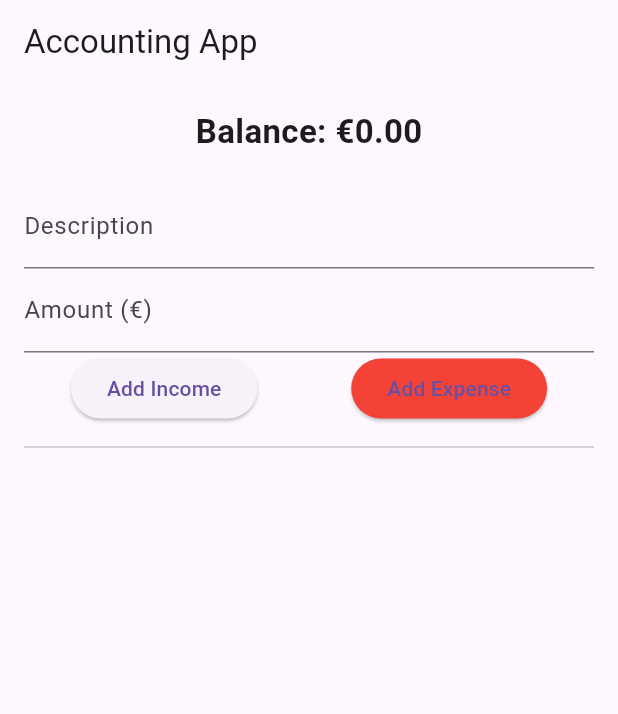
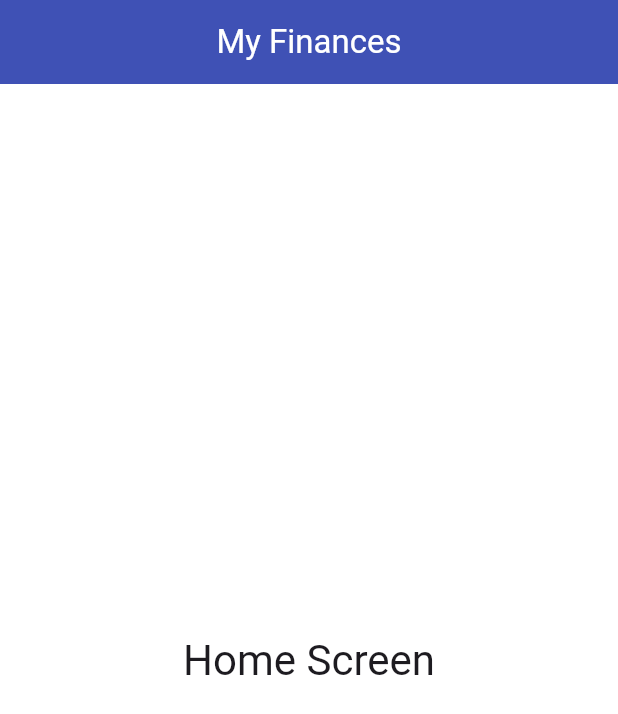
Before and after one commit to xheki007/flutter-accounting-demo, a Flutter app: the screen it shows after launch, on a phone screen of 412 x 824 dp. Shown: the top 714 px of the screen. Run offline on Flutter 3.47's test engine with Material 3 defaults, Android fonts, the phone set to English and light mode, and no system bars.

Commit message:
Added screen files for home, transactions, profile, and add transaction

```diff
--- a/lib/main.dart
+++ b/lib/main.dart
@@ -1,102 +1,37 @@
 import 'package:flutter/material.dart';
+import 'screens/home_screen.dart';
+import 'screens/transactions_screen.dart';
+import 'screens/add_transaction_screen.dart';
+import 'screens/profile_screen.dart';
 
-void main() => runApp(AccountingApp());
+void main() {
+  runApp(const MyApp());
+}
 
-class AccountingApp extends StatelessWidget {
+class MyApp extends StatelessWidget {
+  const MyApp({super.key});
+
   @override
   Widget build(BuildContext context) {
     return MaterialApp(
-      title: 'Accounting App Demo',
-      theme: ThemeData(primarySwatch: Colors.indigo),
-      home: HomePage(),
+      title: 'Flutter Accounting App',
+      debugShowCheckedModeBanner: false,
+      theme: ThemeData(
+        primarySwatch: Colors.indigo,
+        scaffoldBackgroundColor: Colors.white,
+        appBarTheme: const AppBarTheme(
+          elevation: 0,
+          backgroundColor: Colors.indigo,
+          foregroundColor: Colors.white,
+        ),
+      ),
+      home: const HomeScreen(),
+      routes: {
+        '/home': (context) => const HomeScreen(),
+        '/transactions': (context) => const TransactionsScreen(),
+        '/add': (context) => const AddTransactionScreen(),
+        '/profile': (context) => const ProfileScreen(),
+      },
     );
   }
 }
-
-class HomePage extends StatefulWidget {
-  @override
-  _HomePageState createState() => _HomePageState();
-}
-
-class _HomePageState extends State<HomePage> {
-  final List<Map<String, dynamic>> _transactions = [];
-  double _balance = 0;
-
-  final TextEditingController _descController = TextEditingController();
-  final TextEditingController _amountController = TextEditingController();
-
-  void _addTransaction(bool isIncome) {
-    final description = _descController.text;
-    final amount = double.tryParse(_amountController.text) ?? 0;
-
-    if (description.isEmpty || amount <= 0) return;
-
-    setState(() {
-      _transactions.add({
-        'desc': description,
-        'amount': isIncome ? amount : -amount,
-        'date': DateTime.now()
-      });
-      _balance += isIncome ? amount : -amount;
-    });
-
-    _descController.clear();
-    _amountController.clear();
-  }
-
-  @override
-  Widget build(BuildContext context) {
-    return Scaffold(
-      appBar: AppBar(title: Text('Accounting App')),
-      body: Padding(
-        padding: const EdgeInsets.all(16.0),
-        child: Column(
-          children: [
-            Text('Balance: €${_balance.toStringAsFixed(2)}',
-                style: TextStyle(fontSize: 22, fontWeight: FontWeight.bold)),
-            SizedBox(height: 20),
-            TextField(
-              controller: _descController,
-              decoration: InputDecoration(labelText: 'Description'),
-            ),
-            TextField(
-              controller: _amountController,
-              decoration: InputDecoration(labelText: 'Amount (€)'),
-              keyboardType: TextInputType.number,
-            ),
-            Row(
-              mainAxisAlignment: MainAxisAlignment.spaceAround,
-              children: [
-                ElevatedButton(
-                  onPressed: () => _addTransaction(true),
-                  child: Text('Add Income'),
-                ),
-                ElevatedButton(
-                  onPressed: () => _addTransaction(false),
-                  style: ElevatedButton.styleFrom(backgroundColor: Colors.red),
-                  child: Text('Add Expense'),
-                ),
-              ],
-            ),
-            Divider(height: 30),
-            Expanded(
-              child: ListView.builder(
-                itemCount: _transactions.length,
-                itemBuilder: (ctx, i) => ListTile(
-                  title: Text(_transactions[i]['desc']),
-                  subtitle: Text(_transactions[i]['date'].toString()),
-                  trailing: Text(
-                    '${_transactions[i]['amount'] >= 0 ? '+' : ''}${_transactions[i]['amount'].toStringAsFixed(2)} €',
-                    style: TextStyle(
-                      color: _transactions[i]['amount'] >= 0 ? Colors.green : Colors.red,
-                    ),
-                  ),
-                ),
-              ),
-            )
-          ],
-        ),
-      ),
-    );
-  }
-}
--- /dev/null
+++ b/lib/screens/home_screen.dart
@@ -0,0 +1,22 @@
+import 'package:flutter/material.dart';
+
+class HomeScreen extends StatelessWidget {
+  const HomeScreen({super.key});
+
+  @override
+  Widget build(BuildContext context) {
+    return Scaffold(
+      appBar: AppBar(
+        title: const Text('My Finances'),
+        centerTitle: true,
+        backgroundColor: Colors.indigo,
+      ),
+      body: Center(
+        child: Text(
+          'Home Screen',
+          style: Theme.of(context).textTheme.headlineMedium,
+        ),
+      ),
+    );
+  }
+}
```
Also changed, not shown: lib/screens/add_transaction_screen.dart (added, +21 -0 lines), lib/screens/profile_screen.dart (added, +21 -0 lines), lib/screens/transactions_screen.dart (added, +21 -0 lines), 1 other file.
